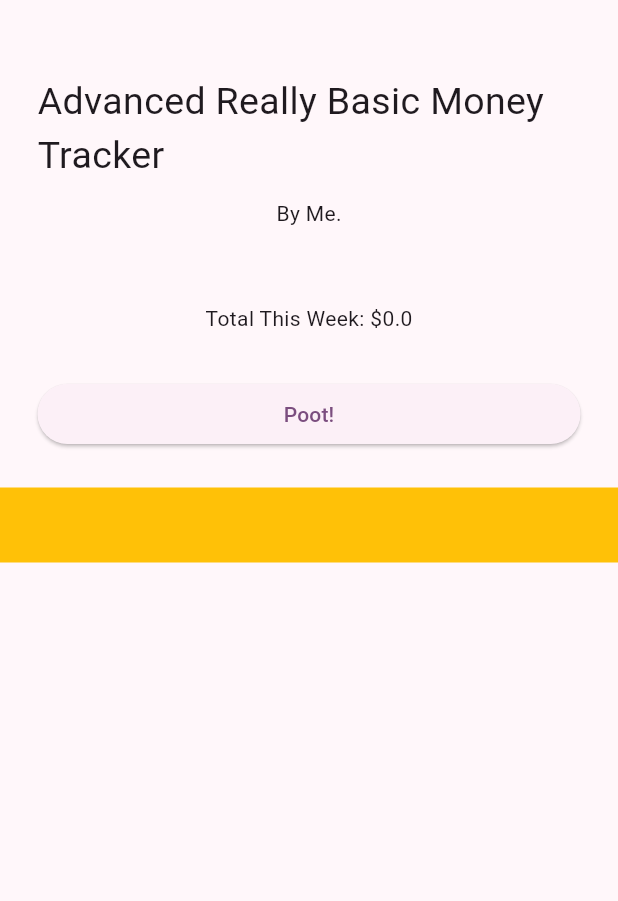
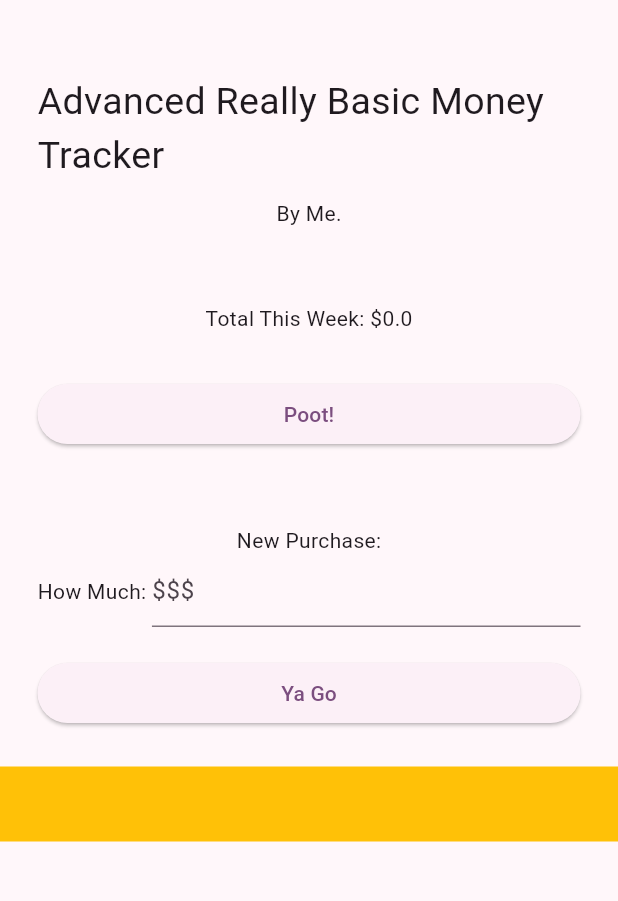
Before and after one commit to MrYeeOus/AdvancedBasicMoneyTracker, a Flutter app: the screen it shows after launch, on a phone screen of 412 x 824 dp, the part 84-985 px from its top. Run offline on Flutter 3.47's test engine with Material 3 defaults, Android fonts, the phone set to English and light mode, and no system bars; missing offline and left inert: dart:html.

Commit message:
Structural functionality for adding money to list

```diff
--- a/advanced_basic_money_tracker_2/analysis_options.yaml
+++ b/advanced_basic_money_tracker_2/analysis_options.yaml
@@ -24,5 +24,8 @@ linter:
     # avoid_print: false  # Uncomment to disable the `avoid_print` rule
     # prefer_single_quotes: true  # Uncomment to enable the `prefer_single_quotes` rule
 
+analyzer:
+  errors:
+    prefer_const_constructors: ignore
 # Additional information about this file can be found at
 # https://dart.dev/guides/language/analysis-options
--- a/advanced_basic_money_tracker_2/lib/main.dart
+++ b/advanced_basic_money_tracker_2/lib/main.dart
@@ -1,3 +1,5 @@
+// ignore_for_file: avoid_print
+
 import 'dart:html';
 
 import 'package:flutter/material.dart';
@@ -47,6 +49,8 @@ class _HomeScreenState extends State<HomeScreen> {
           _TitleBox(),
           //
           _DisplayBox(),
+          //
+          InputBox(),
           //
           Container(
             color: Colors.amber,
@@ -130,3 +134,81 @@ class _DisplayBox extends StatelessWidget {
     );
   }
 }
+
+class InputBox extends StatefulWidget {
+  const InputBox({super.key});
+
+  @override
+  State<InputBox> createState() => _InputBoxState();
+}
+
+class _InputBoxState extends State<InputBox> {
+  final GlobalKey<FormState> _formKey = GlobalKey<FormState>();
+  final textController = TextEditingController();
+
+  @override
+  void dispose() {
+    textController.dispose();
+    super.dispose();
+  }
+
+  @override
+  Widget build(BuildContext context) {
+    var appState = context.watch<MyAppState>();
+    return Padding(
+      padding: const EdgeInsets.all(25.0),
+      child: Container(
+        width: MediaQuery.of(context).size.width * 0.9,
+        child: Column(
+          children: [
+            Text("New Purchase:"),
+            //Text("How Much: "),
+            Form(
+              key: _formKey,
+              child: Column(
+                children: [
+                  Row(
+                    children: [
+                      Text("How Much: "),
+                      Expanded(
+                        child: TextFormField(
+                          controller: textController,
+                          keyboardType: TextInputType.number,
+                          decoration: const InputDecoration(
+                            hintText: "\$\$\$",
+                          ),
+                          validator: (String? value) {
+                            if (value == null || value.isEmpty) {
+                              return 'Please enter a value';
+                            }
+                            return null;
+                          },
+                        ),
+                      ),
+                    ],
+                  ),
+                  SizedBox(height: 20),
+                  Container(
+                    width: double.infinity,
+                    child: ElevatedButton(
+                      onPressed: () {
+                        if (_formKey.currentState!.validate()) {
+                          //Process data
+                          print(textController.text);
+                          appState.updateCurrentSpend(
+                              double.tryParse(textController.text) ?? 0.0);
+                          textController.clear();
+                        }
+                      },
+                      child: const Text("Ya Go"),
+                    ),
+                  ),
+                ],
+              ),
+            ),
+          ],
+        ),
+      ),
+    );
+  }
+}
```
